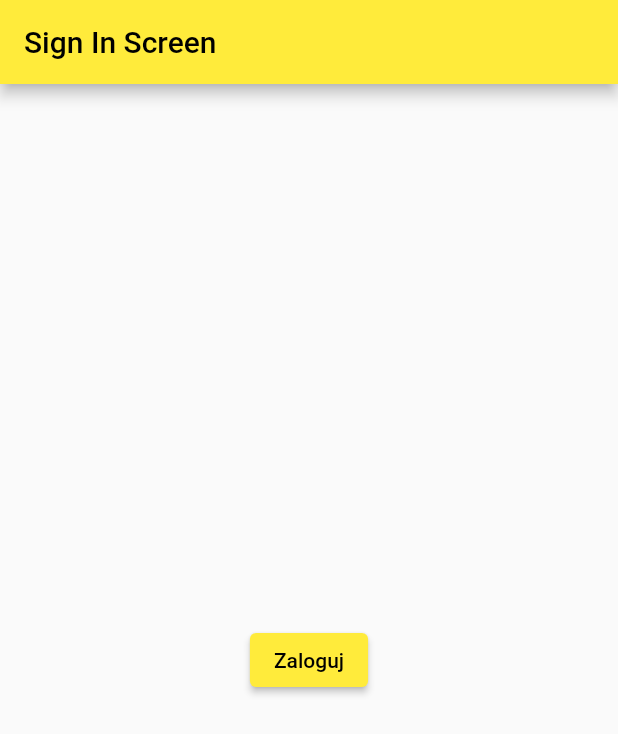
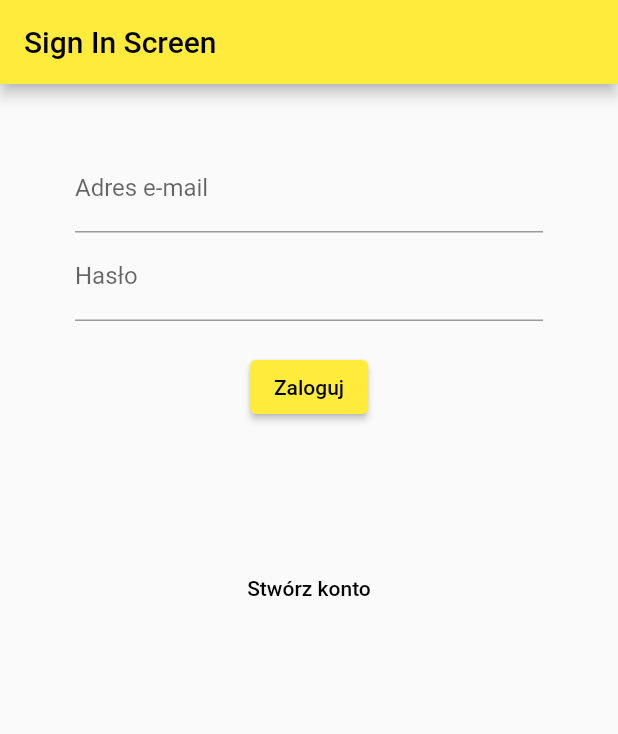
Before and after one commit to arturoszulc/sepapka, a Flutter app: the screen it shows after launch, on a phone screen of 412 x 824 dp. Shown: the top 734 px of the screen. Run offline on Flutter 3.47's test engine with Material 2 defaults, Android fonts, the phone set to English and light mode, and no system bars; our stand-ins replace cloud_firestore, firebase_auth, firebase_core, flutter_spinkit, get_it, percent_indicator; accounts and stored records are empty.

Commit message:
Created login form (with validation in AuthService), added more errors from DB

```diff
--- a/lib/model_layer/services/auth_service.dart
+++ b/lib/model_layer/services/auth_service.dart
@@ -1,6 +1,7 @@
 import 'package:firebase_auth/firebase_auth.dart';
 import 'package:flutter/material.dart';
 import 'package:sepapka/utils/api_status.dart';
+import 'package:sepapka/utils/methods.dart';
 
 class AuthService {
   //Properties
@@ -15,6 +16,8 @@ class AuthService {
   // register with e-mail and password
 
   Future<Object> registerWithEmailAndPassword(String email, String password) async {
+    Object validateResult = validateEmailAndPassword(email, password);
+    if (validateResult is Failure) return validateResult;
     try {
       await _auth.createUserWithEmailAndPassword(email: email, password: password);
       return Success();
@@ -45,6 +48,17 @@ class AuthService {
       debugPrint('SIGN OUT ERROR: ${e.toString()}');
       return false;
     }
+  }
+
+  Object validateEmailAndPassword(String email, String password) {
+    //validate e-mail
+    if (email.isEmpty || !email.contains('@')) return Failure('Nieprawidłowy adres e-mail');
+
+    //validate password
+    bool validated = validatePassword(password);
+    if (!validated) return Failure('Hasło musi zawierać: \n - co najmniej 8 znaków \n - co najmniej 1 cyfrę \n - co najmniej 1 znak specjalny');
+
+    return Success();
   }
 
   String getMessageFromErrorCode(String code) {
--- a/lib/utils/methods.dart
+++ b/lib/utils/methods.dart
@@ -5,6 +5,12 @@ import 'consts.dart';
 
 convertMapToQMap(Map e) {
   return QMap(id: e['id'], dateModified: e['dateModified'], fibNum: e['fibNum']);
+}
+
+bool validatePassword(String value){
+  String  pattern = r'^(?=.*?[0-9])(?=.*?[!@#\$&*~+-]).{8,}$';
+  RegExp regExp = RegExp(pattern);
+  return regExp.hasMatch(value);
 }
 
 
--- a/lib/view_layer/authenticate/sing_in_screen.dart
+++ b/lib/view_layer/authenticate/sing_in_screen.dart
@@ -5,24 +5,78 @@ import 'package:sepapka/viewmodel_layer/manager.dart';
 class SignInScreen extends StatelessWidget {
   SignInScreen({Key? key}) : super(key: key);
 
-  String error = '';
+  final _authFormKey = GlobalKey<FormState>();
+  String email = '';
+  String password = '';
+  String? error;
+
   @override
   Widget build(BuildContext context) {
     debugPrint('*** SignInScreen built ***');
     final manager = Provider.of<Manager>(context);
     return Scaffold(
-      appBar: AppBar(title: const Text('Sign In Screen'),),
-      body: Center(
-        child:
-          ElevatedButton(
-            onPressed: () {
-              manager.signIn(email: 'test@test.pl', password: '123456');
-              // manager.addQuestionsToDb();
-            },
-            child: const Text('Zaloguj'),
-          ),
+      appBar: AppBar(
+        title: const Text('Sign In Screen'),
+      ),
+      body: Container(
+        padding: const EdgeInsets.symmetric(vertical: 20.0, horizontal: 50.0),
+        child: Column(
+          children: [
+            Form(
+              key: _authFormKey,
+              child: Column(
+                children: [
+                  const SizedBox(height: 20.0),
 
+                  //pole EMAIL
+                  TextFormField(
+                    textInputAction: TextInputAction.next,
+                    decoration: const InputDecoration(
+                      labelText: 'Adres e-mail',
+                    ),
+                    onChanged: (val) {
+                      email = val;
+                    },
+                  ),
 
+                  //pole PASSWORD
+                  TextFormField(
+                    textInputAction: TextInputAction.next,
+                    decoration: const InputDecoration(
+                      labelText: 'Hasło',
+                    ),
+                    onChanged: (val) {
+                      password = val;
+                    },
+                  ),
+                ],
+              ),
+            ),
+            const SizedBox(height: 20.0),
+            ElevatedButton(
+              onPressed: () {
+                manager.signIn(email: email, password: password);
+                // manager.addQuestionsToDb();
+              },
+              child: const Text('Zaloguj'),
+            ),
+            Padding(
+              padding: const EdgeInsets.all(10.0),
+              child: Text(
+                manager.errorMsg != null ? manager.errorMsg.toString() : '',
+                style: const TextStyle(color: Colors.red),
+                textAlign: TextAlign.center,
+              ),
+            ),
+            const SizedBox(
+              height: 50.0,
+            ),
+            TextButton(
+              onPressed: () {},
+              child: const Text('Stwórz konto', style: TextStyle(color: Colors.black),),
+            ),
+          ],
+        ),
       ),
     );
   }
```
Also changed, not shown: lib/model_layer/services/user_service.dart (+24 -13 lines), lib/view_layer/custom_widgets/forms/auth_form.dart (added, +27 -0 lines), lib/viewmodel_layer/manager.dart (+32 -28 lines).
